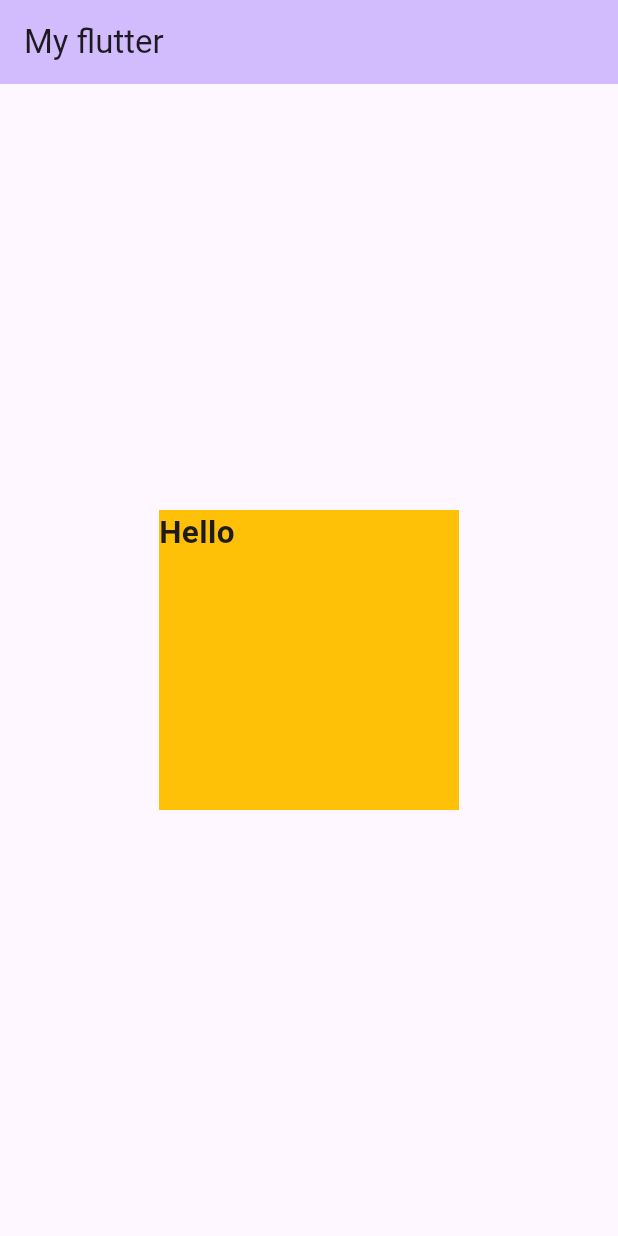
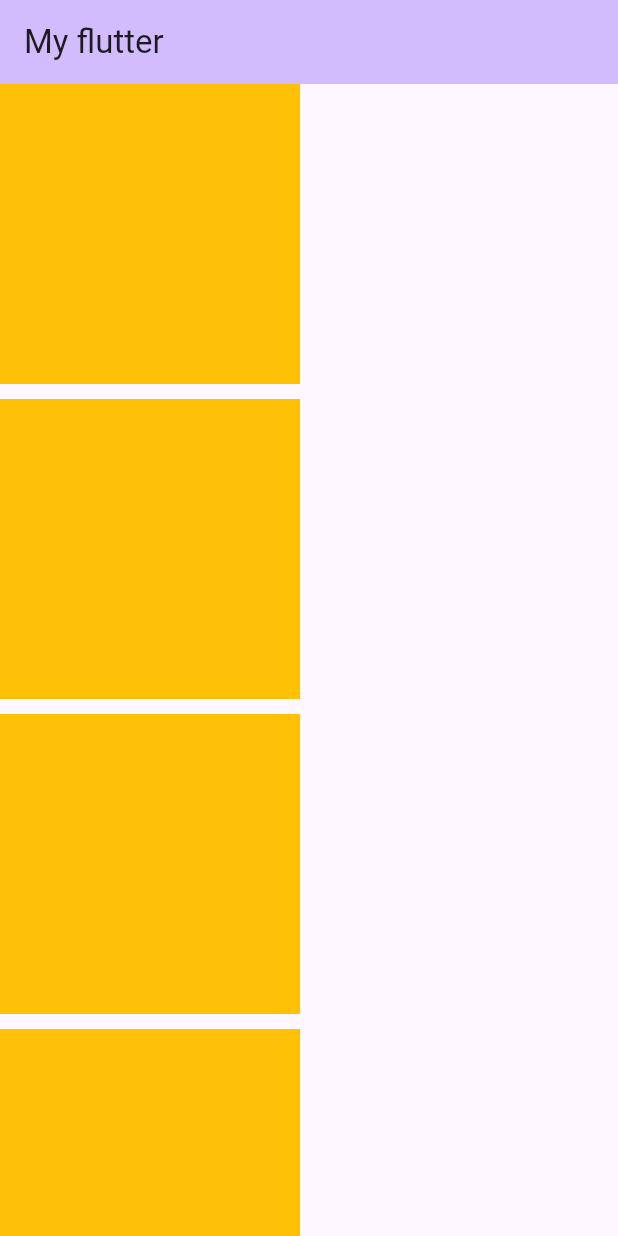
Before and after one commit to saumanarsad/Flutter_1, a Flutter app: the screen it shows after launch, on a phone screen of 412 x 824 dp. Run offline on Flutter 3.47's test engine with Material 3 defaults, Android fonts, the phone set to English and light mode, and no system bars.

Commit message:
Scroll view

```diff
--- a/lib/main.dart
+++ b/lib/main.dart
@@ -37,20 +37,34 @@ class _MyHomePageState extends State<MyHomePage> {
           backgroundColor: Theme.of(context).colorScheme.inversePrimary,
           title: const Text('My flutter'),
         ),
-        body: Center(
-          child: InkWell(
-            child: Container(
-              width: 200,
-              height: 200,
-              color: Colors.amber,
-              child: const Text(
-                'Hello',
-                style: TextStyle(fontSize: 21, fontWeight: FontWeight.bold),
+        body: SingleChildScrollView(
+          child: Column(
+            children: [
+              Container(
+                margin: const EdgeInsets.only(bottom: 10),
+                width: 200,
+                height: 200,
+                color: Colors.amber,
               ),
-            ),
-            onTap: () {
-              print('hello');
-            },
+              Container(
+                margin: const EdgeInsets.only(bottom: 10),
+                width: 200,
+                height: 200,
+                color: Colors.amber,
+              ),
+              Container(
+                margin: const EdgeInsets.only(bottom: 10),
+                width: 200,
+                height: 200,
+                color: Colors.amber,
+              ),
+              Container(
+                margin: const EdgeInsets.only(bottom: 10),
+                width: 200,
+                height: 200,
+                color: Colors.amber,
+              )
+            ],
           ),
         ));
   }
```
